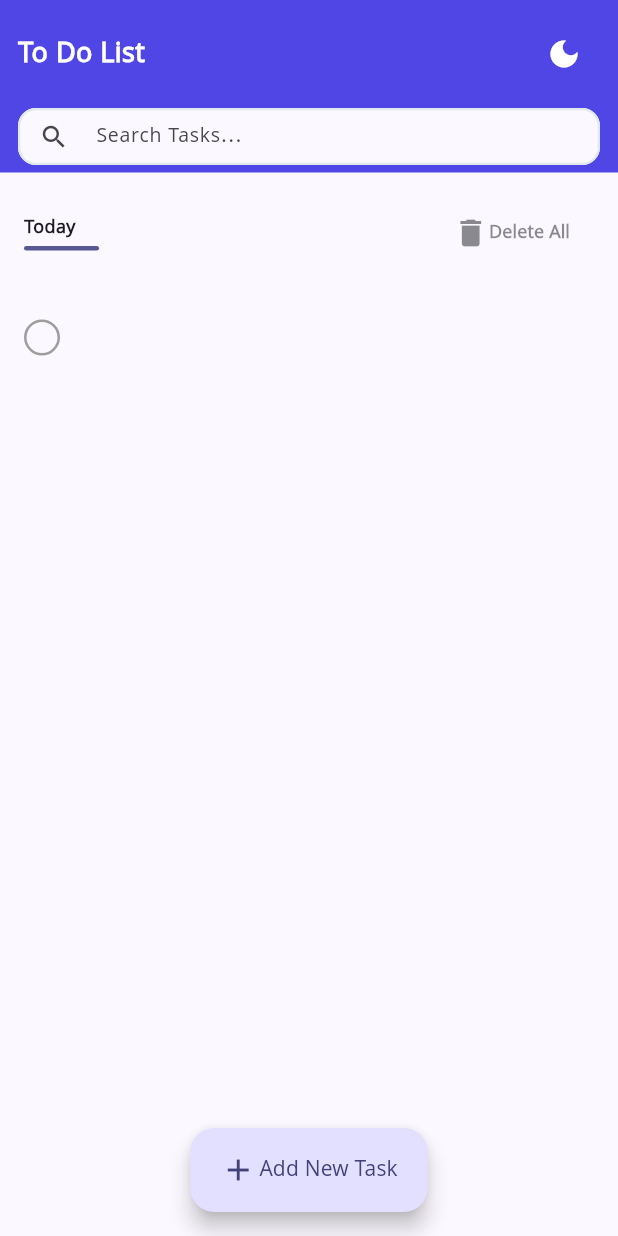
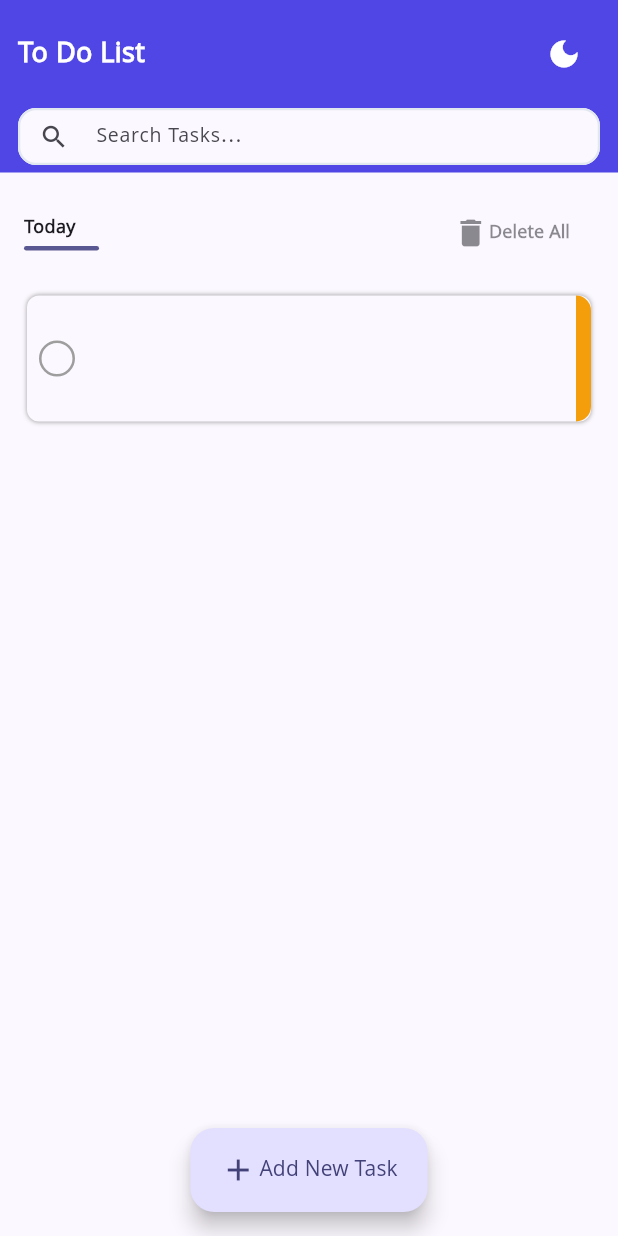
Before and after one commit to Ali-PRGW/tick-tick, a Flutter app: the EditTaskScreen screen opened directly, after a tap on "Save Changes", on a phone screen of 412 x 824 dp. Run offline on Flutter 3.47's test engine with Material 3 defaults, Android fonts, the phone set to English and light mode, and no system bars; our stand-ins replace hive_flutter; accounts and stored records are empty.

Commit message:
add new task screen and fix bugs in task item

```diff
--- a/lib/core/constants/constants.dart
+++ b/lib/core/constants/constants.dart
@@ -19,3 +19,9 @@ class AppColors {
   static const Color darkFocusedBorder = Color(0xFF7C3AED);
   static const Color darkButton = Color(0xFF1E293B);
 }
+
+class PriorityColors {
+  static const Color high = Color(0xFFEF4444);
+  static const Color normal = Color(0xFFF59E0B);
+  static const Color low = Color(0xFF10B981);
+}
--- a/lib/features/edit_task_screen.dart
+++ b/lib/features/edit_task_screen.dart
@@ -1,40 +1,166 @@
 import 'package:flutter/material.dart';
 import 'package:hive_flutter/hive_flutter.dart';
+import 'package:tiktik/core/constants/constants.dart';
 import 'package:tiktik/data/data.dart';
 import 'package:tiktik/main.dart';
 
-class EditTaskScreen extends StatelessWidget {
+class EditTaskScreen extends StatefulWidget {
+  const EditTaskScreen({super.key});
+
+  @override
+  State<EditTaskScreen> createState() => _EditTaskScreenState();
+}
+
+class _EditTaskScreenState extends State<EditTaskScreen> {
   final TextEditingController _controller = TextEditingController();
+  Priority selectedPriority = Priority.normal;
 
-  EditTaskScreen({super.key});
+  @override
+  void dispose() {
+    _controller.dispose();
+    super.dispose();
+  }
+
+  void _saveTask() {
+    final task = TaskEntity();
+    task.name = _controller.text.trim();
+    task.priority = selectedPriority;
+
+    final Box<TaskEntity> box = Hive.box<TaskEntity>(taskBoxName);
+    box.add(task);
+
+    Navigator.of(context).pop();
+  }
+
   @override
   Widget build(BuildContext context) {
     return Scaffold(
-      appBar: AppBar(title: Text("Edit Task")),
+      backgroundColor: Theme.of(context).colorScheme.surface,
+      appBar: AppBar(
+        title: const Text("Edit Task"),
+        elevation: 0,
+        backgroundColor: Theme.of(context).colorScheme.surface,
+        foregroundColor: Theme.of(context).colorScheme.onSurface,
+      ),
       floatingActionButtonLocation: FloatingActionButtonLocation.centerFloat,
       floatingActionButton: FloatingActionButton.extended(
-        onPressed: () {
-          final task = TaskEntity();
-          task.name = _controller.text;
-          task.priority = Priority.low;
-          if (task.isInBox) {
-            task.save();
-          } else {
-            final Box<TaskEntity> box = Hive.box(taskBoxName);
-            box.add(task);
-          }
-          Navigator.of(context).pop();
-        },
-        label: Text("Save Changes"),
+        onPressed: _saveTask,
+        icon: const Icon(Icons.check, size: 22),
+        label: const Text("Save Changes"),
       ),
-      body: Column(
-        children: [
-          TextField(
-            controller: _controller,
-            decoration: InputDecoration(label: Text("Add a task for today...")),
-          ),
-        ],
+      body: Padding(
+        padding: const EdgeInsets.all(16),
+        child: Column(
+          children: [
+            PriorityCheckBox(
+              selectedPriority: selectedPriority,
+              onChanged: (priority) {
+                setState(() {
+                  selectedPriority = priority;
+                });
+              },
+            ),
+            const SizedBox(height: 20),
+            Expanded(
+              child: TextField(
+                controller: _controller,
+                expands: true,
+                maxLines: null,
+                minLines: null,
+                textAlignVertical: TextAlignVertical.top,
+                decoration: const InputDecoration(
+                  labelText: "Add a task for today...",
+                  alignLabelWithHint: true,
+                  border: OutlineInputBorder(),
+                ),
+              ),
+            ),
+            const SizedBox(height: 90),
+          ],
+        ),
       ),
     );
   }
 }
+
+class PriorityCheckBox extends StatelessWidget {
+  final Priority selectedPriority;
+  final ValueChanged<Priority> onChanged;
+
+  const PriorityCheckBox({
+    super.key,
+    required this.selectedPriority,
+    required this.onChanged,
+  });
+
+  @override
+  Widget build(BuildContext context) {
+    return Row(
+      mainAxisAlignment: MainAxisAlignment.spaceEvenly,
+      children: [
+        _buildItem(
+          context,
+          label: 'High',
+          color: PriorityColors.high,
+          priority: Priority.high,
+        ),
+        _buildItem(
+          context,
+          label: 'Normal',
+          color: PriorityColors.normal,
+          priority: Priority.normal,
+        ),
+        _buildItem(
+          context,
+          label: 'Low',
+          color: PriorityColors.low,
+          priority: Priority.low,
+        ),
+      ],
+    );
+  }
+
+  Widget _buildItem(
+    BuildContext context, {
+    required String label,
+    required Color color,
+    required Priority priority,
+  }) {
+    final bool isSelected = selectedPriority == priority;
+
+    return InkWell(
+      onTap: () => onChanged(priority),
+      borderRadius: BorderRadius.circular(8),
+      child: Container(
+        decoration: BoxDecoration(
+          borderRadius: BorderRadius.circular(8),
+          border: isSelected
+              ? Border.all(
+                  width: 2,
+                  color: Theme.of(context).colorScheme.primary,
+                )
+              : null,
+        ),
+        padding: const EdgeInsets.all(8),
+        child: Row(
+          children: [
+            Text(label),
+            const SizedBox(width: 8),
+            Stack(
+              alignment: Alignment.center,
+              children: [
+                Icon(Icons.circle, color: color, size: 20),
+                if (isSelected)
+                  Icon(
+                    Icons.check,
+                    size: 12,
+                    color: Theme.of(context).colorScheme.onPrimary,
+                  ),
+              ],
+            ),
+          ],
+        ),
+      ),
+    );
+  }
+}
--- a/lib/features/my_check_box.dart
+++ b/lib/features/my_check_box.dart
@@ -7,7 +7,9 @@ class MyCheckBox extends StatelessWidget {
 
   @override
   Widget build(BuildContext context) {
-    return Container(
+    return Padding(
+      padding: const EdgeInsets.all(8.0),
+      child: Container(
         width: 24,
         height: 24,
         decoration: BoxDecoration(
@@ -22,6 +24,7 @@ class MyCheckBox extends StatelessWidget {
                 size: 18,
               )
             : null,
+      ),
     );
   }
 }
--- a/lib/features/task_item.dart
+++ b/lib/features/task_item.dart
@@ -1,4 +1,5 @@
 import 'package:flutter/material.dart';
+import 'package:tiktik/core/constants/constants.dart';
 import 'package:tiktik/data/data.dart';
 import 'package:tiktik/features/my_check_box.dart';
 
@@ -14,6 +15,8 @@ class TaskItem extends StatefulWidget {
 class _TaskItemState extends State<TaskItem> {
   @override
   Widget build(BuildContext context) {
+    Priority priority = widget.task.priority;
+
     return InkWell(
       splashColor: Colors.transparent,
       highlightColor: Colors.transparent,
@@ -24,10 +27,18 @@ class _TaskItemState extends State<TaskItem> {
           widget.task.isCompleted = !widget.task.isCompleted;
         });
       },
+      child: Padding(
+        padding: const EdgeInsets.all(2.0),
         child: Container(
           height: 84,
-        margin: EdgeInsets.only(top: 4),
+          margin: EdgeInsets.only(top: 16),
           decoration: BoxDecoration(
+            boxShadow: [
+              BoxShadow(
+                color: Colors.grey,
+                blurRadius: 2,
+              ),
+            ],
             borderRadius: BorderRadius.circular(8),
             color: Theme.of(context).colorScheme.surface,
           ),
@@ -47,7 +58,23 @@ class _TaskItemState extends State<TaskItem> {
                   ),
                 ),
               ),
+              Container(
+                height: 84,
+                width: 10,
+                decoration: BoxDecoration(
+                  borderRadius: BorderRadius.only(
+                    topRight: Radius.circular(12),
+                    bottomRight: Radius.circular(12),
+                  ),
+                  color: priority == Priority.high
+                      ? PriorityColors.high
+                      : priority == Priority.normal
+                      ? PriorityColors.normal
+                      : PriorityColors.low,
+                ),
+              ),
             ],
+          ),
         ),
       ),
     );
```
Lines whose indentation alone changed are shown as unchanged.
